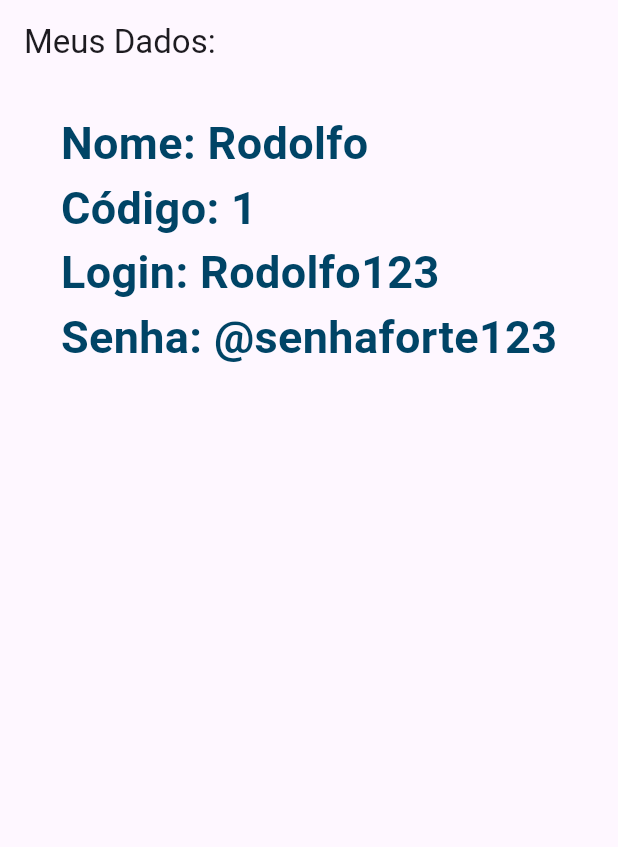
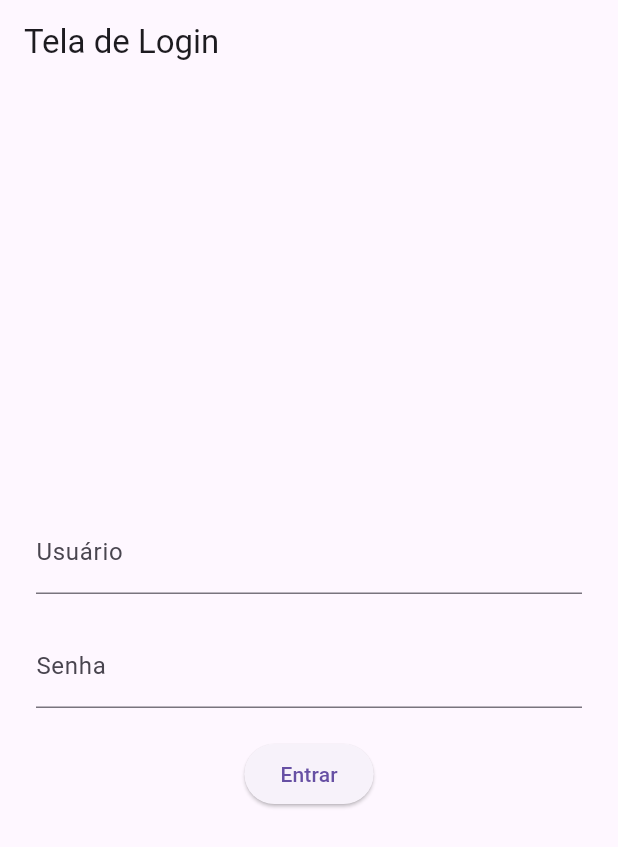
Before and after one commit to kazin-dev/Flutternew, a Flutter app: the screen it shows after launch, on a phone screen of 412 x 824 dp. Shown: the top 847 px of the screen. Run offline on Flutter 3.47's test engine with Material 3 defaults, Android fonts, the phone set to English and light mode, and no system bars; our stand-ins replace sqflite; accounts and stored records are empty.

Commit message:
login e home configurados no main

```diff
--- a/lib/main.dart
+++ b/lib/main.dart
@@ -1,7 +1,7 @@
 import 'package:flutter/material.dart';
+import 'package:fluttersenai/telas/tela_login.dart';
+import 'estilos/estilos.dart';
 import 'usuario.dart';
-import 'estilos/estilos.dart';
-import 'package:flutter/material.dart';
 
 void main() {
   runApp(const MyApp());
@@ -12,36 +12,9 @@ class MyApp extends StatelessWidget {
 
   @override
   Widget build(BuildContext context) {
-    Usuario u = new Usuario(
-      codigo: 1,
-      login: "Rodolfo123",
-      nome: "Rodolfo",
-      senha: "@senhaforte123"
-    );
-
-
     return MaterialApp(
-      home: Scaffold(
-      appBar: AppBar(
-        title: const Text("Meus Dados: "),
-      ),
-      body: Center(
-        child: Padding(padding: const EdgeInsets.all(18.0),
-        child: Column(
-          crossAxisAlignment: CrossAxisAlignment.start,
-            children: [
-              Text("Nome: ${u.nome}", style: EstilosApp.texto),
-              Text("Código: ${u.codigo}", style: EstilosApp.texto),
-              Text("Login: ${u.login}", style: EstilosApp.texto),
-              Text("Senha: ${u.senha}", style: EstilosApp.texto)
-
-            ]
-        )
-
-      ),
-      ),
-      )
-
+      debugShowCheckedModeBanner: false, // tira a faixa de debug
+      home: TelaLogin(), // agora inicia na tela de login
     );
   }
 }
--- /dev/null
+++ b/lib/telas/tela_login.dart
@@ -0,0 +1,61 @@
+import 'package:flutter/material.dart';
+import 'package:fluttersenai/banco/usuario_dao.dart';
+import 'package:fluttersenai/telas/tela_home.dart';
+import 'package:fluttersenai/usuario.dart';
+
+class TelaLogin extends StatelessWidget {
+  TelaLogin({super.key});
+
+  final TextEditingController usuarioController = TextEditingController();
+  final TextEditingController senhaController = TextEditingController();
+
+  @override
+  Widget build(BuildContext context) {
+    return Scaffold(
+      appBar: AppBar(title: const Text('Tela de Login')),
+      body: Padding(
+        padding: const EdgeInsets.all(24.0),
+        child: Column(
+          mainAxisAlignment: MainAxisAlignment.center,
+          children: [
+            TextField(
+              decoration: const InputDecoration(labelText: 'Usuário'),
+              controller: usuarioController,
+            ),
+            const SizedBox(height: 20),
+            TextField(
+              decoration: const InputDecoration(labelText: 'Senha'),
+              obscureText: true,
+              controller: senhaController,
+            ),
+            const SizedBox(height: 20),
+            ElevatedButton(
+              onPressed: () async {
+                final sucesso = await UsuarioDAO.autenticar(
+                  usuarioController.text,
+                  senhaController.text,
+                );
+
+                if (sucesso) {
+                  Navigator.push(
+                    context,
+                    MaterialPageRoute(
+                      builder: (context) => TelaHome(),
+                    ),
+                  );
+                } else {
+                  ScaffoldMessenger.of(context).showSnackBar(
+                    const SnackBar(
+                      content: Text('Login inválido!'),
+                    ),
+                  );
+                }
+              },
+              child: const Text('Entrar'),
+            ),
+          ],
+        ),
+      ),
+    );
+  }
+}
--- a/pubspec.yaml
+++ b/pubspec.yaml
@@ -30,6 +30,9 @@ environment:
 dependencies:
   flutter:
     sdk: flutter
+  sqflite: ^2.3.0
+  path: ^1.8.3
+  path_provider: ^2.1.2
 
   # The following adds the Cupertino Icons font to your application.
   # Use with the CupertinoIcons class for iOS style icons.
```
Also changed, not shown: lib/banco/ database_helper.dart (added, +26 -0 lines), lib/banco/usuario_dao.dart (added, +17 -0 lines), lib/telas/tela_home.dart (added, +15 -0 lines), pubspec.lock.
